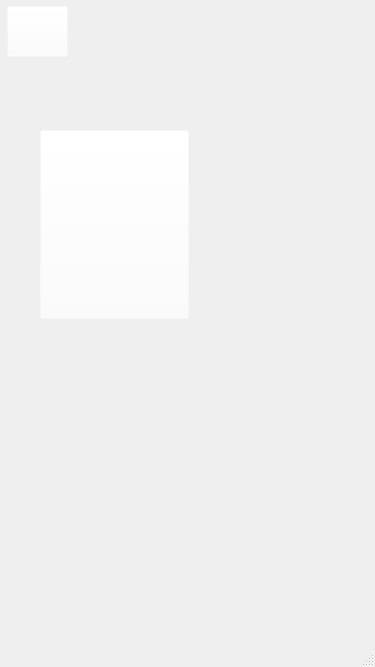
The window that 0806_mCR_login/mainwindow.ui (csidon/MyCovidApp) describes before a commit, drawn with Qt 5.
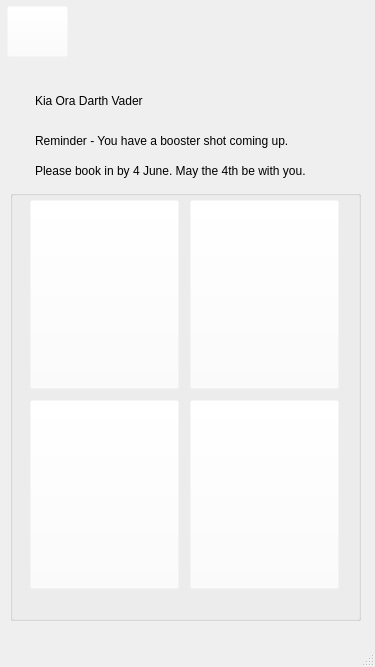
The same window after the commit. Icons and pictures are not drawn.

Diff of the .ui file:
```diff
--- a/0806_mCR_login/mainwindow.ui
+++ b/0806_mCR_login/mainwindow.ui
@@ -47,22 +47,163 @@
      <string/>
     </property>
    </widget>
-   <widget class="QPushButton" name="pushButton_3">
+   <widget class="QGroupBox" name="groupBox">
     <property name="geometry">
      <rect>
-      <x>40</x>
-      <y>130</y>
-      <width>149</width>
-      <height>189</height>
+      <x>10</x>
+      <y>190</y>
+      <width>351</width>
+      <height>431</height>
      </rect>
     </property>
     <property name="styleSheet">
-     <string notr="true">image: url(:/images/hompageIcons/reportRat-02.png);
-background-color: rgba(255, 255, 255, 0);</string>
+     <string notr="true">background-color: rgba(255, 255, 255, 0);</string>
     </property>
-    <property name="text">
+    <property name="title">
      <string/>
     </property>
+    <widget class="QPushButton" name="btn_requestQR">
+     <property name="geometry">
+      <rect>
+       <x>180</x>
+       <y>10</y>
+       <width>149</width>
+       <height>189</height>
+      </rect>
+     </property>
+     <property name="sizePolicy">
+      <sizepolicy hsizetype="Fixed" vsizetype="Fixed">
+       <horstretch>0</horstretch>
+       <verstretch>0</verstretch>
+      </sizepolicy>
+     </property>
+     <property name="styleSheet">
+      <string notr="true">image: url(:/images/hompageIcons/requestQR.png);
+background-color: rgba(255, 255, 255, 0);</string>
+     </property>
+     <property name="text">
+      <string/>
+     </property>
+    </widget>
+    <widget class="QPushButton" name="btn_reportRat">
+     <property name="geometry">
+      <rect>
+       <x>20</x>
+       <y>10</y>
+       <width>149</width>
+       <height>189</height>
+      </rect>
+     </property>
+     <property name="sizePolicy">
+      <sizepolicy hsizetype="Fixed" vsizetype="Fixed">
+       <horstretch>0</horstretch>
+       <verstretch>0</verstretch>
+      </sizepolicy>
+     </property>
+     <property name="styleSheet">
+      <string notr="true">image: url(:/images/hompageIcons/reportRat-02.png);
+background-color: rgba(255, 255, 255, 0);</string>
+     </property>
+     <property name="text">
+      <string/>
+     </property>
+    </widget>
+    <widget class="QPushButton" name="btn_accountDetails">
+     <property name="geometry">
+      <rect>
+       <x>180</x>
+       <y>210</y>
+       <width>149</width>
+       <height>189</height>
+      </rect>
+     </property>
+     <property name="sizePolicy">
+      <sizepolicy hsizetype="MinimumExpanding" vsizetype="Fixed">
+       <horstretch>0</horstretch>
+       <verstretch>0</verstretch>
+      </sizepolicy>
+     </property>
+     <property name="styleSheet">
+      <string notr="true">image: url(:/images/hompageIcons/accountDeetsBtn.png);
+background-color: rgba(255, 255, 255, 0);</string>
+     </property>
+     <property name="text">
+      <string/>
+     </property>
+    </widget>
+    <widget class="QPushButton" name="btn_vaxHistory">
+     <property name="geometry">
+      <rect>
+       <x>20</x>
+       <y>210</y>
+       <width>149</width>
+       <height>189</height>
+      </rect>
+     </property>
+     <property name="sizePolicy">
+      <sizepolicy hsizetype="MinimumExpanding" vsizetype="Fixed">
+       <horstretch>0</horstretch>
+       <verstretch>0</verstretch>
+      </sizepolicy>
+     </property>
+     <property name="styleSheet">
+      <string notr="true">image: url(:/images/hompageIcons/vaxHistoryBtn.png);
+background-color: rgba(255, 255, 255, 0);</string>
+     </property>
+     <property name="text">
+      <string/>
+     </property>
+    </widget>
+   </widget>
+   <widget class="QLabel" name="lbl_welcomeMsg">
+    <property name="geometry">
+     <rect>
+      <x>35</x>
+      <y>80</y>
+      <width>281</width>
+      <height>41</height>
+     </rect>
+    </property>
+    <property name="styleSheet">
+     <string notr="true">font: 16pt &quot;Segoe UI&quot;;</string>
+    </property>
+    <property name="text">
+     <string>Kia Ora Darth Vader</string>
+    </property>
+   </widget>
+   <widget class="QLabel" name="lbl_reminderMsgLn1">
+    <property name="geometry">
+     <rect>
+      <x>35</x>
+      <y>130</y>
+      <width>311</width>
+      <height>21</height>
+     </rect>
+    </property>
+    <property name="styleSheet">
+     <string notr="true">font: 16pt &quot;Arial&quot;;
+font: 8pt &quot;Arial&quot;;</string>
+    </property>
+    <property name="text">
+     <string>Reminder - You have a booster shot coming up.  </string>
+    </property>
+   </widget>
+   <widget class="QLabel" name="lbl_reminderMsgLn1_2">
+    <property name="geometry">
+     <rect>
+      <x>35</x>
+      <y>160</y>
+      <width>311</width>
+      <height>21</height>
+     </rect>
+    </property>
+    <property name="styleSheet">
+     <string notr="true">font: 16pt &quot;Arial&quot;;
+font: 8pt &quot;Arial&quot;;</string>
+    </property>
+    <property name="text">
+     <string>Please book in by 4 June. May the 4th be with you.</string>
+    </property>
    </widget>
    <zorder>label</zorder>
    <zorder>btn_menu</zorder>
```
Left out of the diff: 8 changed lines with no effect on the pictures.
